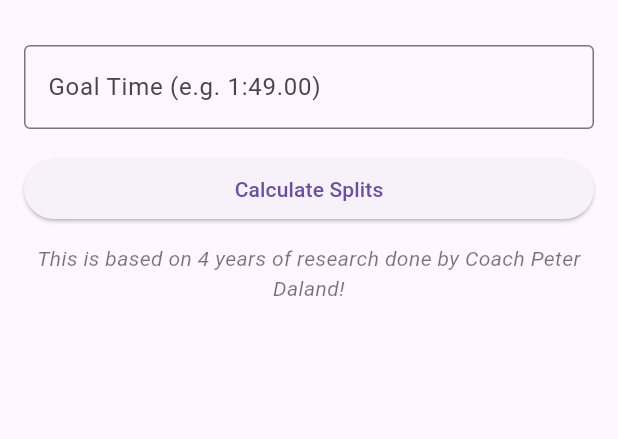
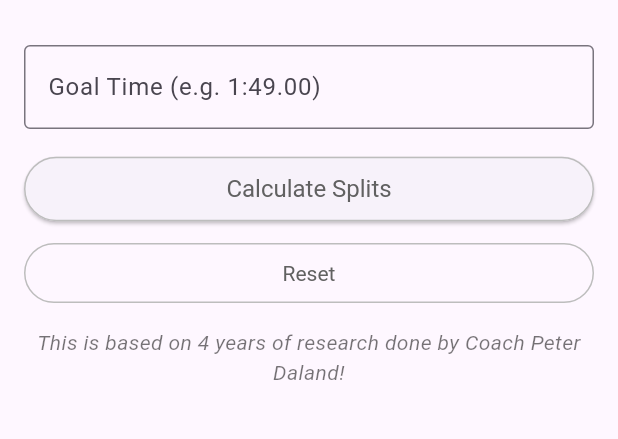
Before and after one commit to isabelleashapiro/mo_200im_calculator, a Flutter app: the screen it shows after launch, on a phone screen of 412 x 824 dp, the part 63-502 px from its top. Run offline on Flutter 3.47's test engine with Material 3 defaults, Android fonts, the phone set to English and light mode, and no system bars.

Commit message:
reset button

```diff
--- a/lib/main.dart
+++ b/lib/main.dart
@@ -72,6 +72,13 @@ class _SplitCalculatorState extends State<SplitCalculator> {
     }
   }
 
+  void _reset() {
+    setState(() {
+      _goalTimeController.clear();
+      _results = [];
+    });
+  }
+
   @override
   Widget build(BuildContext context) {
     return Scaffold(
@@ -90,7 +97,30 @@ class _SplitCalculatorState extends State<SplitCalculator> {
             const SizedBox(height: 16),
             ElevatedButton(
               onPressed: _calculate,
+              style: OutlinedButton.styleFrom(
+                foregroundColor: Colors.grey[700],
+                side: BorderSide(color: Colors.grey[400]!),
+                padding: const EdgeInsets.symmetric(
+                  vertical: 12,
+                  horizontal: 24,
+                ),
+                textStyle: const TextStyle(fontSize: 16),
+              ),
               child: const Text("Calculate Splits"),
+            ),
+            const SizedBox(height: 8),
+            OutlinedButton(
+              onPressed: _reset,
+              style: OutlinedButton.styleFrom(
+                foregroundColor: Colors.grey[700],
+                side: BorderSide(color: Colors.grey[400]!),
+                padding: const EdgeInsets.symmetric(
+                  vertical: 12,
+                  horizontal: 24,
+                ),
+                textStyle: const TextStyle(fontSize: 14),
+              ),
+              child: const Text("Reset"),
             ),
             const SizedBox(height: 12),
             const Text(
```
Also changed, not shown: 3 other files.
